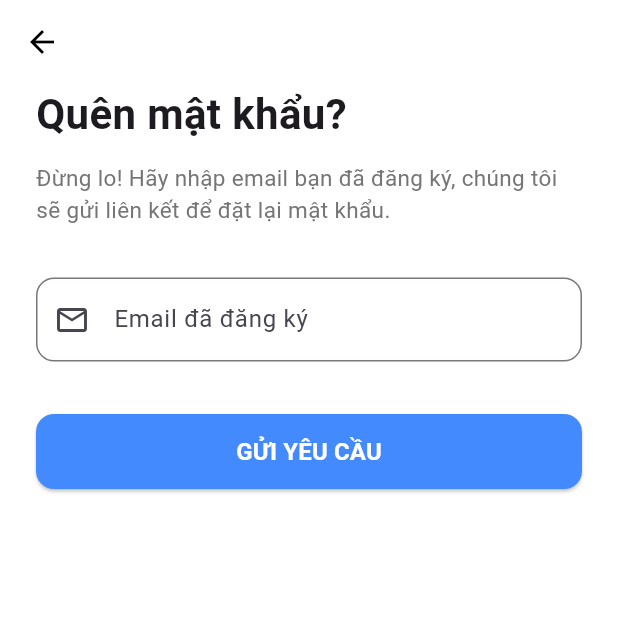
After one commit to phucloc1911/bookingapp, a Flutter app: the screen it shows after launch, item 4 of the bottom bar chosen, after a tap on "Quên mật khẩu?", on a phone screen of 412 x 824 dp, the top half of it. The commit adds this screen. Run offline on Flutter 3.47's test engine with Material 3 defaults, Android fonts, the phone set to English and light mode, and no system bars; our stand-ins replace cloud_firestore, firebase_auth, firebase_core; accounts and stored records are empty.

Commit message:
Hoàn thành chức năng đăng nhập, đăng ký và quên mật khẩu

```diff
--- a/lib/main.dart
+++ b/lib/main.dart
@@ -1,7 +1,15 @@
 import 'package:bookingapp/screens/home/home_screen.dart';
 import 'package:flutter/material.dart';
+import 'package:firebase_core/firebase_core.dart';
+import 'firebase_options.dart';
+void main() async {
+  WidgetsFlutterBinding.ensureInitialized();
 
-void main(){
+  // Khởi tạo Firebase
+  await Firebase.initializeApp(
+    options: DefaultFirebaseOptions.currentPlatform,
+  );
+
   runApp(const MyApp());
 }
 
--- /dev/null
+++ b/lib/screens/auth/forgot_password_screen.dart
@@ -0,0 +1,124 @@
+import 'package:flutter/material.dart';
+import 'package:firebase_auth/firebase_auth.dart'; // <--- Đã thêm thư viện Firebase Auth
+
+class ForgotPasswordScreen extends StatefulWidget {
+  const ForgotPasswordScreen({super.key});
+
+  @override
+  State<ForgotPasswordScreen> createState() => _ForgotPasswordScreenState();
+}
+
+class _ForgotPasswordScreenState extends State<ForgotPasswordScreen> {
+  final _emailController = TextEditingController();
+  bool _isLoading = false; // Thêm biến này để làm hiệu ứng xoay xoay khi đang gửi mail
+
+  @override
+  void dispose() {
+    _emailController.dispose();
+    super.dispose();
+  }
+
+  @override
+  Widget build(BuildContext context) {
+    return Scaffold(
+      backgroundColor: Colors.white,
+      appBar: AppBar(
+        backgroundColor: Colors.transparent,
+        elevation: 0,
+        iconTheme: const IconThemeData(color: Colors.black),
+      ),
+      body: Padding(
+        padding: const EdgeInsets.symmetric(horizontal: 24.0),
+        child: Column(
+          crossAxisAlignment: CrossAxisAlignment.start,
+          children: [
+            const Text("Quên mật khẩu? ", style: TextStyle(fontSize: 28, fontWeight: FontWeight.bold)),
+            const SizedBox(height: 12),
+            Text(
+              "Đừng lo! Hãy nhập email bạn đã đăng ký, chúng tôi sẽ gửi liên kết để đặt lại mật khẩu.",
+              style: TextStyle(fontSize: 15, color: Colors.grey[600], height: 1.4),
+            ),
+            const SizedBox(height: 35),
+
+            TextField(
+              controller: _emailController,
+              keyboardType: TextInputType.emailAddress,
+              decoration: InputDecoration(
+                labelText: 'Email đã đăng ký',
+                prefixIcon: const Icon(Icons.email_outlined),
+                border: OutlineInputBorder(borderRadius: BorderRadius.circular(12))
+              ),
+            ),
+            const SizedBox(height: 35),
+
+            SizedBox(
+              width: double.infinity,
+              height: 50,
+              child: ElevatedButton(
+                style: ElevatedButton.styleFrom(
+                  backgroundColor: Colors.blueAccent,
+                  shape: RoundedRectangleBorder(borderRadius: BorderRadius.circular(12))
+                ),
+                onPressed: _isLoading ? null : () async {
+                  final email = _emailController.text.trim();
+                  if (email.isEmpty || !email.contains('@')) {
+                    ScaffoldMessenger.of(context).showSnackBar(const SnackBar(content: Text("Vui lòng nhập email hợp lệ!")));
+                    return;
+                  }
+
+                  // Bật trạng thái loading
+                  setState(() { _isLoading = true; });
+
+                  try {
+                    // Gọi Firebase gửi mail thật
+                    await FirebaseAuth.instance.sendPasswordResetEmail(email: email);
+
+                    if (!context.mounted) return;
+                    // Hiện Popup thông báo thành công
+                    showDialog(
+                      context: context,
+                      builder: (context) => AlertDialog(
+                        shape: RoundedRectangleBorder(borderRadius: BorderRadius.circular(16)),
+                        title: const Icon(Icons.mark_email_read, color: Colors.green, size: 55),
+                        content: Text(
+                          "Đã gửi liên kết khôi phục tới\n'$email'\nVui lòng kiểm tra hộp thư (kể cả mục Spam).",
+                          textAlign: TextAlign.center,
+                        ),
+                        actions: [
+                          TextButton(
+                            onPressed: () {
+                              Navigator.pop(context); // Tắt Dialog
+                              Navigator.pop(context); // Lùi về trang Login
+                            },
+                            child: const Text("Quay lại đăng nhập", style: TextStyle(color: Colors.blueAccent, fontWeight: FontWeight.bold))
+                          )
+                        ],
+                      )
+                    );
+                  } on FirebaseAuthException catch (e) {
+                    if (!context.mounted) return;
+                    String errorMessage = "Đã xảy ra lỗi!";
+                    if (e.code == 'user-not-found') {
+                      errorMessage = "Email này chưa được đăng ký trong hệ thống.";
+                    } else if (e.code == 'invalid-email') {
+                      errorMessage = "Định dạng email không hợp lệ.";
+                    }
+                    ScaffoldMessenger.of(context).showSnackBar(SnackBar(content: Text(errorMessage)));
+                  } finally {
+                    // Tắt trạng thái loading
+                    if (mounted) {
+                      setState(() { _isLoading = false; });
+                    }
+                  }
+                },
+                child: _isLoading
+                    ? const SizedBox(height: 24, width: 24, child: CircularProgressIndicator(color: Colors.white, strokeWidth: 2))
+                    : const Text("GỬI YÊU CẦU", style: TextStyle(color: Colors.white, fontSize: 16, fontWeight: FontWeight.bold)),
+              ),
+            ),
+          ],
+        ),
+      ),
+    );
+  }
+}
--- a/lib/screens/auth/login_screen.dart
+++ b/lib/screens/auth/login_screen.dart
@@ -0,0 +1,124 @@
+import 'package:flutter/material.dart';
+import 'package:bookingapp/screens/auth/register_screen.dart';
+import 'package:bookingapp/screens/auth/forgot_password_screen.dart';
+
+class LoginScreen extends StatefulWidget {
+  const LoginScreen({super.key});
+
+  @override
+  State<LoginScreen> createState() => _LoginScreenState();
+}
+
+class _LoginScreenState extends State<LoginScreen> {
+  bool _isObscure = true; // Biến ẩn/hiện mật khẩu
+  final _emailController = TextEditingController();
+  final _passwordController = TextEditingController();
+
+  @override
+  Widget build(BuildContext context) {
+    return GestureDetector(
+      onTap: () {
+        FocusManager.instance.primaryFocus?.unfocus();
+      },
+      child: Scaffold(
+        backgroundColor: Colors.white,
+      appBar: AppBar(
+        backgroundColor: Colors.transparent,
+        elevation: 0,
+        iconTheme: const IconThemeData(color: Colors.black),
+      ),
+      body: SingleChildScrollView(
+        padding: const EdgeInsets.symmetric(horizontal: 24.0),
+        child: Column(
+          crossAxisAlignment: CrossAxisAlignment.start,
+          children: [
+
+          Center(
+            child: Text( "ĐĂNG NHẬP", style: TextStyle(fontSize: 28, fontWeight: FontWeight.bold),
+              ),
+            ),
+
+            const SizedBox(height: 8),
+
+            const SizedBox(height: 40),
+
+            // Nhập Email
+            TextField(
+              controller: _emailController,
+              keyboardType: TextInputType.emailAddress,
+              decoration: InputDecoration(
+                labelText: 'Email',
+                prefixIcon: const Icon(Icons.email_outlined),
+                border: OutlineInputBorder(borderRadius: BorderRadius.circular(12)),
+              ),
+            ),
+            const SizedBox(height: 20),
+
+            // Nhập Mật khẩu
+            TextField(
+              controller: _passwordController,
+              obscureText: _isObscure,
+              decoration: InputDecoration(
+                labelText: 'Mật khẩu',
+                prefixIcon: const Icon(Icons.lock_outline),
+                suffixIcon: IconButton(
+                  icon: Icon(_isObscure ? Icons.visibility_off : Icons.visibility),
+                  onPressed: () {
+                    setState(() { _isObscure = !_isObscure; });
+                  },
+                ),
+                border: OutlineInputBorder(borderRadius: BorderRadius.circular(12)),
+              ),
+            ),
+
+            // Nút Quên mật khẩu (Căn phải)
+            Align(
+              alignment: Alignment.centerRight,
+              child: TextButton(
+                onPressed: () {
+                  Navigator.push(context, MaterialPageRoute(builder: (_) => const ForgotPasswordScreen()));
+                },
+                child: const Text("Quên mật khẩu?", style: TextStyle(color: Colors.blueAccent)),
+              ),
+            ),
+            const SizedBox(height: 20),
+
+            // Nút Đăng nhập
+            SizedBox(
+              width: double.infinity,
+              height: 50,
+              child: ElevatedButton(
+                style: ElevatedButton.styleFrom(
+                  backgroundColor: Colors.blueAccent,
+                  shape: RoundedRectangleBorder(borderRadius: BorderRadius.circular(12)),
+                ),
+                onPressed: () {
+                  // TODO: Gọi API đăng nhập ở đây
+                  ScaffoldMessenger.of(context).showSnackBar(const SnackBar(content: Text("Đăng nhập thành công!")));
+                  Navigator.pop(context); // Đóng trang login, quay về trang chủ
+                },
+                child: const Text("ĐĂNG NHẬP", style: TextStyle(color: Colors.white, fontSize: 16, fontWeight: FontWeight.bold)),
+              ),
+            ),
+            const SizedBox(height: 30),
+
+            // Chuyển sang Đăng ký
+           Row(
+              mainAxisAlignment: MainAxisAlignment.center,
+              children: [
+                const Text("Bạn chưa có tài khoản?"),
+                TextButton(
+                  onPressed: () {
+                    Navigator.push(context, MaterialPageRoute(builder: (_) => const RegisterScreen()));
+                  },
+                  child: const Text("Đăng ký ngay", style: TextStyle(fontWeight: FontWeight.bold, color: Colors.blueAccent)),
+                )
+              ],
+            )
+          ],
+        ),
+      ),
+      ),
+    );
+  }
+}
--- a/lib/screens/home/home_screen.dart
+++ b/lib/screens/home/home_screen.dart
@@ -1,4 +1,5 @@
 import 'package:flutter/material.dart';
+import 'package:bookingapp/screens/auth/login_screen.dart';
 
 class HomeScreen extends StatelessWidget {
   const HomeScreen({super.key});
@@ -129,6 +130,18 @@ class HomeScreen extends StatelessWidget {
         currentIndex: 0,
         selectedItemColor: Colors.blueAccent,
         unselectedItemColor: Colors.grey,
+        onTap: (int index) {
+          // Xử lý sự kiện khi bấm vào các tab
+          if (index == 3) { // Index 3 là vị trí của tab "Account"
+            Navigator.push(
+              context,
+              MaterialPageRoute(builder: (context) => const LoginScreen()),
+            );
+          } else {
+            // Bạn có thể xử lý cho các tab khác (Favorites, My Booking) ở đây sau
+            print("Đã bấm vào tab số $index");
+          }
+        },
         items: const [
           BottomNavigationBarItem(icon: Icon(Icons.home), label: "Home"),
           BottomNavigationBarItem(icon: Icon(Icons.favorite_border), label: "Favorites"),
--- a/pubspec.yaml
+++ b/pubspec.yaml
@@ -34,6 +34,9 @@ dependencies:
   # The following adds the Cupertino Icons font to your application.
   # Use with the CupertinoIcons class for iOS style icons.
   cupertino_icons: ^1.0.8
+  firebase_core: ^4.11.0
+  firebase_auth: ^6.5.4
+  cloud_firestore: ^6.6.0
 
 dev_dependencies:
   flutter_test:
```
Also changed, not shown: lib/screens/auth/register_screen.dart (added, +184 -0 lines), firebase.json (added), lib/firebase_options.dart (added), pubspec.lock, 6 other files.
